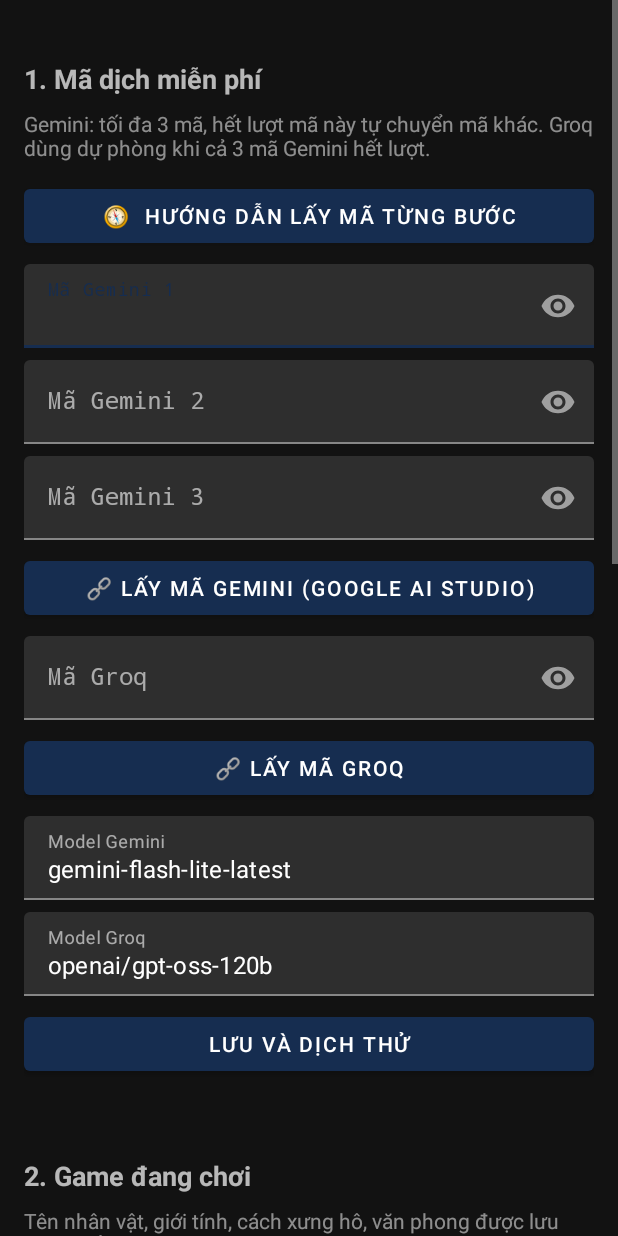
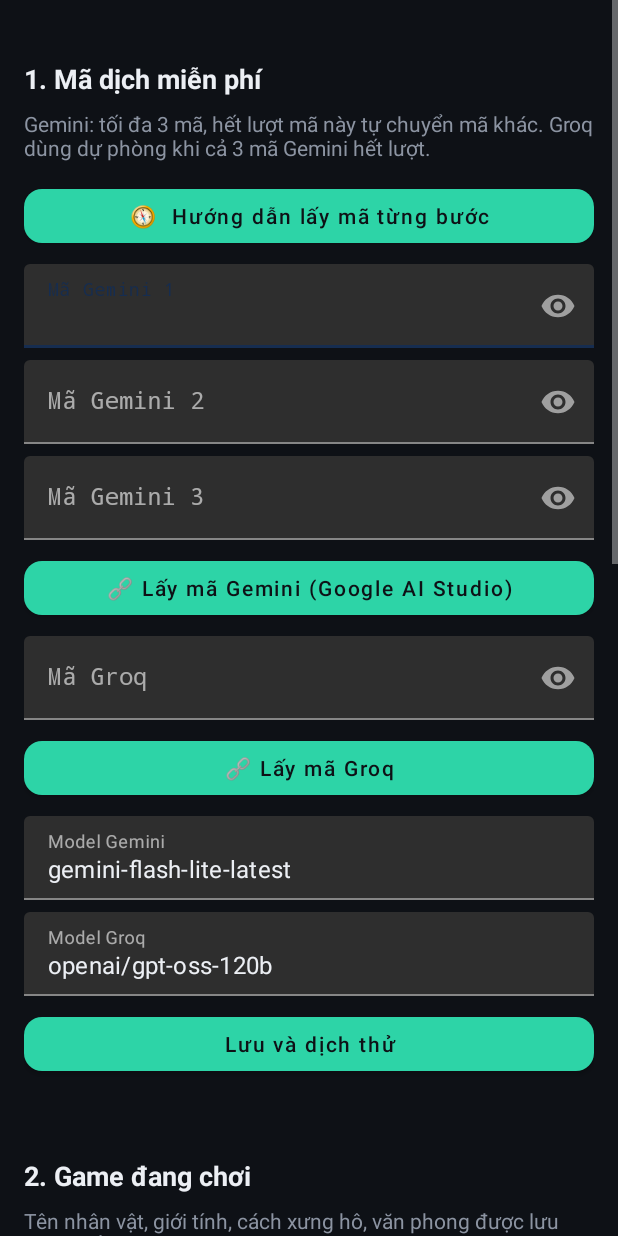
Before and after one commit to luckyman999-coder/dich-phu-de-game, an Android app: the DichSettingsActivity screen opened directly, with no data from a screen before it, on a phone screen of 412 x 824 dp. Run offline under Robolectric (Android 15) with nearby library versions, the phone set to English and light mode, and no system bars.

Commit message:
Giao diện: Cài đặt theo nền tối, nút Xem thử đồng màu, mã ghép đôi TV không xuống dòng
Co-Authored-By: Claude Opus 5.5 <noreply@anthropic.com>
Claude-Session: https://claude.ai/code/session_01CkuCVK8N3H1sByywQqvqbV

```diff
--- a/android/app/src/main/java/com/metallic/chiaki/dich/DemoActivity.kt
+++ b/android/app/src/main/java/com/metallic/chiaki/dich/DemoActivity.kt
@@ -194,12 +194,12 @@ class DemoActivity: AppCompatActivity()
 
 		root.addView(TextView(this).apply {
 			text = "BẮT ĐẦU CHƠI THẬT"
-			setTextColor(Color.WHITE)
+			setTextColor(HomeActivity.BG)
 			textSize = 17f
 			setTypeface(typeface, Typeface.BOLD)
 			gravity = Gravity.CENTER
 			setPadding(0, px(14), 0, px(14))
-			background = GradientDrawable().apply { cornerRadius = px(28).toFloat(); setColor(Color.rgb(108, 99, 255)) }
+			background = GradientDrawable().apply { cornerRadius = px(28).toFloat(); setColor(HomeActivity.ACCENT) }
 			setOnClickListener { finish() }
 		}, LinearLayout.LayoutParams(ViewGroup.LayoutParams.MATCH_PARENT, ViewGroup.LayoutParams.WRAP_CONTENT).apply {
 			setMargins(px(20), 0, px(20), px(24))
--- a/android/app/src/main/java/com/metallic/chiaki/dich/DichSettingsActivity.kt
+++ b/android/app/src/main/java/com/metallic/chiaki/dich/DichSettingsActivity.kt
@@ -44,7 +44,9 @@ class DichSettingsActivity: AppCompatActivity()
 		title = "Cài đặt dịch phụ đề"
 		prefs = DichPrefs(this)
 
-		val scroll = ScrollView(this)
+		window.statusBarColor = HomeActivity.BG
+		window.navigationBarColor = HomeActivity.BG
+		val scroll = ScrollView(this).apply { setBackgroundColor(HomeActivity.BG) }
 		root = LinearLayout(this).apply {
 			orientation = LinearLayout.VERTICAL
 			val p = (16 * dp).toInt()
@@ -160,6 +162,7 @@ class DichSettingsActivity: AppCompatActivity()
 		root.addView(TextView(this).apply {
 			this.text = text
 			textSize = 18f
+			setTextColor(HomeActivity.TEXT)
 			setTypeface(typeface, android.graphics.Typeface.BOLD)
 			setPadding(0, (24 * dp).toInt(), 0, (4 * dp).toInt())
 		})
@@ -169,7 +172,7 @@ class DichSettingsActivity: AppCompatActivity()
 	{
 		root.addView(TextView(this).apply {
 			this.text = text
-			alpha = 0.75f
+			setTextColor(HomeActivity.MUTED)
 			setPadding(0, (4 * dp).toInt(), 0, (4 * dp).toInt())
 		})
 	}
@@ -182,6 +185,8 @@ class DichSettingsActivity: AppCompatActivity()
 		}
 		val edit = TextInputEditText(layout.context).apply {
 			setText(value)
+			setTextColor(HomeActivity.TEXT)
+			typeface = android.graphics.Typeface.DEFAULT
 			inputType = when
 			{
 				secret -> InputType.TYPE_CLASS_TEXT or InputType.TYPE_TEXT_VARIATION_PASSWORD
@@ -206,6 +211,7 @@ class DichSettingsActivity: AppCompatActivity()
 	{
 		val s = SwitchMaterial(this).apply {
 			this.text = text
+			setTextColor(HomeActivity.TEXT)
 			isChecked = checked
 		}
 		root.addView(s)
@@ -216,6 +222,10 @@ class DichSettingsActivity: AppCompatActivity()
 	{
 		val b = MaterialButton(this).apply {
 			this.text = text
+			isAllCaps = false
+			setTextColor(HomeActivity.BG)
+			backgroundTintList = android.content.res.ColorStateList.valueOf(HomeActivity.ACCENT)
+			cornerRadius = (12 * dp).toInt()
 			setOnClickListener { onClick() }
 		}
 		root.addView(b, LinearLayout.LayoutParams(ViewGroup.LayoutParams.MATCH_PARENT, ViewGroup.LayoutParams.WRAP_CONTENT)
--- a/tv/app/src/main/java/vn/dichgame/tv/MainActivity.kt
+++ b/tv/app/src/main/java/vn/dichgame/tv/MainActivity.kt
@@ -81,7 +81,7 @@ class MainActivity: Activity()
 		// cột trái: mã ghép đôi + trạng thái
 		val left = card().apply { setPadding(px(24), px(20), px(24), px(20)) }
 		left.addView(text("MÃ GHÉP ĐÔI", 16f, MUTED))
-		left.addView(text(SubtitleService.pairingCode(this).toCharArray().joinToString(" "), 64f, ACCENT, true))
+		left.addView(text(SubtitleService.pairingCode(this), 56f, ACCENT, true).apply { isSingleLine = true; letterSpacing = 0.15f })
 		left.addView(text("Tên TV: ${Build.MODEL}", 16f, TEXT).apply { setPadding(0, px(8), 0, 0) })
 		left.addView(text("Địa chỉ: ${localIp() ?: "chưa có Wi-Fi"} : ${SubtitleService.PORT}", 16f, TEXT))
 		val phone = SubtitleService.connectedPhone
```
